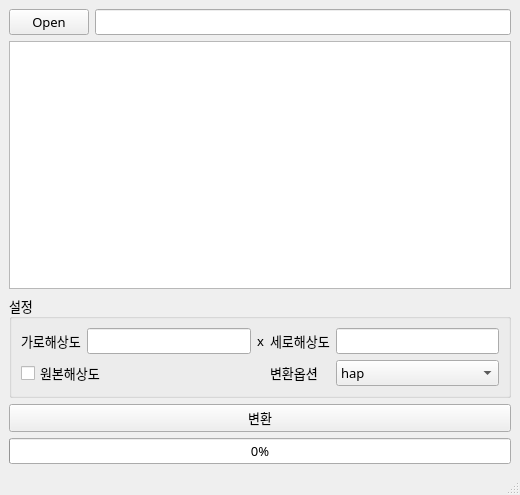
Qt form hapconvert.ui (movenine/serverutils) before a commit.
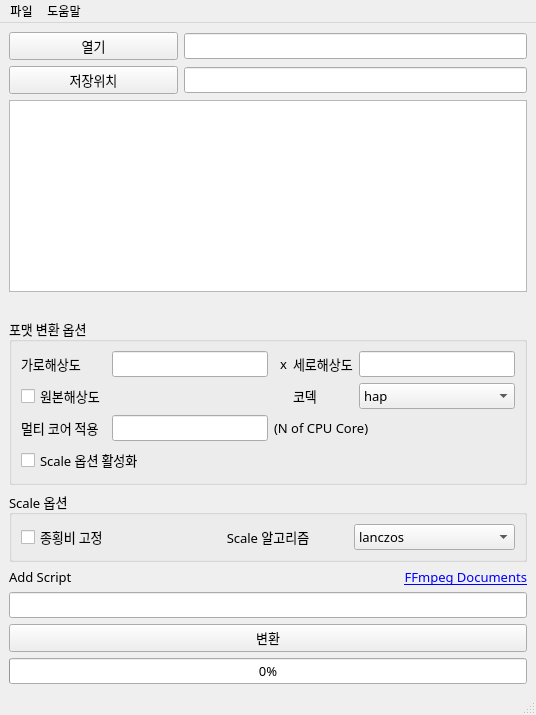
The same form after that commit.

What changed in the file:
```diff
--- a/hapconvert.ui
+++ b/hapconvert.ui
@@ -6,66 +6,95 @@
    <rect>
     <x>0</x>
     <y>0</y>
-    <width>520</width>
-    <height>495</height>
+    <width>536</width>
+    <height>606</height>
    </rect>
   </property>
+  <property name="font">
+   <font>
+    <family>08서울남산체 M</family>
+   </font>
+  </property>
   <property name="windowTitle">
-   <string>HAP Convert</string>
+   <string>HAP 코덱변환기</string>
+  </property>
+  <property name="styleSheet">
+   <string notr="true"/>
   </property>
   <widget class="QWidget" name="centralwidget">
    <layout class="QGridLayout" name="gridLayout_2">
-    <item row="0" column="0">
-     <widget class="QPushButton" name="bt_open">
+    <item row="1" column="0">
+     <widget class="QPushButton" name="pushButton">
       <property name="font">
        <font>
-        <family>08서울남산체 B</family>
+        <family>Yu Gothic</family>
         <pointsize>10</pointsize>
        </font>
       </property>
       <property name="text">
-       <string>Open</string>
+       <string>저장위치</string>
       </property>
      </widget>
     </item>
-    <item row="0" column="1">
-     <widget class="QLineEdit" name="le_filepath">
+    <item row="3" column="0" colspan="3">
+     <spacer name="horizontalSpacer">
       <property name="font">
        <font>
-        <family>08서울남산체 B</family>
+        <family>08서울남산체 M</family>
         <pointsize>10</pointsize>
        </font>
       </property>
-     </widget>
-    </item>
-    <item row="1" column="0" colspan="2">
-     <widget class="QTextEdit" name="txt_fileinfo">
-      <property name="font">
-       <font>
-        <family>08서울남산체 B</family>
-        <pointsize>10</pointsize>
-       </font>
+      <property name="orientation">
+       <enum>Qt::Horizontal</enum>
       </property>
-     </widget>
+      <property name="sizeHint" stdset="0">
+       <size>
+        <width>40</width>
+        <height>20</height>
+       </size>
+      </property>
+     </spacer>
     </item>
-    <item row="2" column="0" colspan="2">
-     <widget class="QGroupBox" name="groupBox">
+    <item row="4" column="0" colspan="3">
+     <widget class="QGroupBox" name="groupBox_format">
       <property name="font">
        <font>
-        <family>08서울남산체 B</family>
+        <family>Yu Gothic</family>
         <pointsize>10</pointsize>
+        <weight>50</weight>
+        <bold>false</bold>
        </font>
       </property>
       <property name="title">
-       <string>설정</string>
+       <string>포맷 변환 옵션</string>
       </property>
       <layout class="QGridLayout" name="gridLayout">
-       <item row="0" column="3">
+       <item row="3" column="1">
+        <widget class="QLineEdit" name="lineEdit">
+         <property name="font">
+          <font>
+           <family>Yu Gothic</family>
+           <pointsize>10</pointsize>
+           <weight>50</weight>
+           <bold>false</bold>
+          </font>
+         </property>
+         <property name="toolTip">
+          <string>&lt;html&gt;&lt;head/&gt;&lt;body&gt;&lt;p&gt;CPU 코어 갯수 보다 작게 입력하세요 (기본 : 4~6)&lt;/p&gt;&lt;p&gt;특정 재생하드웨어의 FFmpeg Player에 대한 최적화 옵션&lt;/p&gt;&lt;/body&gt;&lt;/html&gt;</string>
+         </property>
+         <property name="statusTip">
+          <string/>
+         </property>
+        </widget>
+       </item>
+       <item row="0" column="4">
         <widget class="QLabel" name="lb_height">
          <property name="font">
           <font>
            <family>08서울남산체 B</family>
            <pointsize>10</pointsize>
+           <weight>50</weight>
+           <bold>false</bold>
           </font>
          </property>
          <property name="text">
@@ -73,27 +102,34 @@
          </property>
         </widget>
        </item>
-       <item row="0" column="1">
-        <widget class="QLineEdit" name="le_width">
+       <item row="3" column="0">
+        <widget class="QLabel" name="label_4">
          <property name="font">
           <font>
-           <family>08서울남산체 B</family>
+           <family>Yu Gothic</family>
            <pointsize>10</pointsize>
+           <weight>50</weight>
+           <bold>false</bold>
           </font>
          </property>
+         <property name="frameShape">
+          <enum>QFrame::NoFrame</enum>
+         </property>
+         <property name="text">
+          <string>멀티 코어 적용</string>
+         </property>
         </widget>
        </item>
-       <item row="1" column="4">
+       <item row="2" column="5">
         <widget class="QComboBox" name="cbb_option">
          <property name="font">
           <font>
            <family>08서울남산체 B</family>
            <pointsize>10</pointsize>
+           <weight>50</weight>
+           <bold>false</bold>
           </font>
          </property>
-         <property name="placeholderText">
-          <string/>
-         </property>
          <property name="modelColumn">
           <number>0</number>
          </property>
@@ -114,29 +150,36 @@
          </item>
         </widget>
        </item>
-       <item row="1" column="3">
-        <widget class="QLabel" name="label">
+       <item row="6" column="0" colspan="2">
+        <widget class="QCheckBox" name="cb_scaleEnable">
          <property name="font">
           <font>
-           <family>08서울남산체 B</family>
+           <family>Yu Gothic</family>
            <pointsize>10</pointsize>
+           <weight>50</weight>
+           <bold>false</bold>
           </font>
          </property>
          <property name="text">
-          <string>변환옵션</string>
+          <string>Scale 옵션 활성화 </string>
          </property>
         </widget>
        </item>
-       <item row="1" column="0" colspan="2">
-        <widget class="QCheckBox" name="cb_originalRes">
+       <item row="3" column="2" colspan="4">
+        <widget class="QLabel" name="lb_cpunumber">
          <property name="font">
           <font>
-           <family>08서울남산체 B</family>
+           <family>Yu Gothic</family>
            <pointsize>10</pointsize>
+           <weight>50</weight>
+           <bold>false</bold>
           </font>
          </property>
          <property name="text">
-          <string>원본해상도</string>
+          <string>(N of CPU Core)</string>
+         </property>
+         <property name="alignment">
+          <set>Qt::AlignLeading|Qt::AlignLeft|Qt::AlignVCenter</set>
          </property>
         </widget>
        </item>
@@ -146,6 +189,8 @@
           <font>
            <family>08서울남산체 B</family>
            <pointsize>10</pointsize>
+           <weight>50</weight>
+           <bold>false</bold>
           </font>
          </property>
          <property name="text">
@@ -153,40 +198,79 @@
          </property>
         </widget>
        </item>
-       <item row="0" column="4">
+       <item row="0" column="5">
         <widget class="QLineEdit" name="le_height">
          <property name="font">
           <font>
            <family>08서울남산체 B</family>
            <pointsize>10</pointsize>
+           <weight>50</weight>
+           <bold>false</bold>
           </font>
          </property>
         </widget>
        </item>
-       <item row="0" column="2">
+       <item row="0" column="3">
         <widget class="QLabel" name="lb_giho">
+         <property name="font">
+          <font>
+           <family>Yu Gothic</family>
+           <pointsize>10</pointsize>
+           <weight>50</weight>
+           <bold>false</bold>
+          </font>
+         </property>
          <property name="text">
           <string>x</string>
          </property>
         </widget>
        </item>
+       <item row="2" column="4">
+        <widget class="QLabel" name="label">
+         <property name="font">
+          <font>
+           <family>08서울남산체 B</family>
+           <pointsize>10</pointsize>
+           <weight>50</weight>
+           <bold>false</bold>
+          </font>
+         </property>
+         <property name="text">
+          <string>코덱</string>
+         </property>
+        </widget>
+       </item>
+       <item row="0" column="1">
+        <widget class="QLineEdit" name="le_width">
+         <property name="font">
+          <font>
+           <family>08서울남산체 B</family>
+           <pointsize>10</pointsize>
+           <weight>50</weight>
+           <bold>false</bold>
+          </font>
+         </property>
+        </widget>
+       </item>
+       <item row="2" column="0">
+        <widget class="QCheckBox" name="cb_originalRes">
+         <property name="font">
+          <font>
+           <family>08서울남산체 B</family>
+           <pointsize>10</pointsize>
+           <weight>50</weight>
+           <bold>false</bold>
+          </font>
+         </property>
+         <property name="text">
+          <string>원본해상도</string>
+         </property>
+        </widget>
+       </item>
       </layout>
      </widget>
     </item>
-    <item row="4" column="0" colspan="2">
-     <widget class="QProgressBar" name="progressBar">
-      <property name="font">
-       <font>
-        <family>08서울남산체 B</family>
-        <pointsize>10</pointsize>
-       </font>
-      </property>
-      <property name="value">
-       <number>0</number>
-      </property>
-     </widget>
-    </item>
-    <item row="3" column="0" colspan="2">
+    <item row="9" column="0" colspan="3">
      <widget class="QPushButton" name="bt_convert">
       <property name="font">
        <font>
@@ -199,6 +283,253 @@
       </property>
      </widget>
     </item>
+    <item row="2" column="0" colspan="3">
+     <widget class="QTextEdit" name="txt_fileinfo">
+      <property name="sizePolicy">
+       <sizepolicy hsizetype="Expanding" vsizetype="Minimum">
+        <horstretch>0</horstretch>
+        <verstretch>0</verstretch>
+       </sizepolicy>
+      </property>
+      <property name="font">
+       <font>
+        <family>08서울남산체 B</family>
+        <pointsize>10</pointsize>
+       </font>
+      </property>
+      <property name="toolTip">
+       <string/>
+      </property>
+     </widget>
+    </item>
+    <item row="1" column="1" colspan="2">
+     <widget class="QLineEdit" name="lineEdit_2">
+      <property name="font">
+       <font>
+        <family>08서울남산체 M</family>
+        <pointsize>10</pointsize>
+       </font>
+      </property>
+     </widget>
+    </item>
+    <item row="0" column="1" colspan="2">
+     <widget class="QLineEdit" name="le_filepath">
+      <property name="font">
+       <font>
+        <family>08서울남산체 B</family>
+        <pointsize>10</pointsize>
+       </font>
+      </property>
+     </widget>
+    </item>
+    <item row="7" column="0">
+     <widget class="QLabel" name="label_2">
+      <property name="sizePolicy">
+       <sizepolicy hsizetype="Minimum" vsizetype="Preferred">
+        <horstretch>0</horstretch>
+        <verstretch>0</verstretch>
+       </sizepolicy>
+      </property>
+      <property name="font">
+       <font>
+        <family>08서울남산체 M</family>
+        <pointsize>10</pointsize>
+       </font>
+      </property>
+      <property name="text">
+       <string>Add Script</string>
+      </property>
+     </widget>
+    </item>
+    <item row="6" column="0" colspan="3">
+     <widget class="QGroupBox" name="groupBox_Scale">
+      <property name="font">
+       <font>
+        <family>Yu Gothic</family>
+        <pointsize>10</pointsize>
+       </font>
+      </property>
+      <property name="title">
+       <string>Scale 옵션</string>
+      </property>
+      <layout class="QGridLayout" name="gridLayout_3">
+       <item row="0" column="2">
+        <widget class="QComboBox" name="cbb_algorithm">
+         <property name="font">
+          <font>
+           <family>Yu Gothic</family>
+           <pointsize>10</pointsize>
+          </font>
+         </property>
+         <property name="toolTip">
+          <string>&lt;html&gt;&lt;head/&gt;&lt;body&gt;&lt;p&gt;FFmpeg Scaler 알고리즘&lt;/p&gt;&lt;p&gt;도움말 -&amp;gt; FFmpeg Documents를 참조하세요&lt;/p&gt;&lt;/body&gt;&lt;/html&gt;</string>
+         </property>
+         <property name="currentText">
+          <string>lanczos</string>
+         </property>
+         <item>
+          <property name="text">
+           <string>lanczos</string>
+          </property>
+         </item>
+         <item>
+          <property name="text">
+           <string>neighbor</string>
+          </property>
+         </item>
+         <item>
+          <property name="text">
+           <string>experimental</string>
+          </property>
+         </item>
+         <item>
+          <property name="text">
+           <string>area</string>
+          </property>
+         </item>
+         <item>
+          <property name="text">
+           <string>spline</string>
+          </property>
+         </item>
+         <item>
+          <property name="text">
+           <string>fast_bilinear</string>
+          </property>
+         </item>
+         <item>
+          <property name="text">
+           <string>bilinear</string>
+          </property>
+         </item>
+         <item>
+          <property name="text">
+           <string>bicubic</string>
+          </property>
+         </item>
+         <item>
+          <property name="text">
+           <string>gauss</string>
+          </property>
+         </item>
+         <item>
+          <property name="text">
+           <string>sinc</string>
+          </property>
+         </item>
+         <item>
+          <property name="text">
+           <string>bicublin</string>
+          </property>
+         </item>
+        </widget>
+       </item>
+       <item row="0" column="0">
+        <widget class="QCheckBox" name="cb_aspertRatio">
+         <property name="font">
+          <font>
+           <family>Yu Gothic</family>
+           <pointsize>10</pointsize>
+          </font>
+         </property>
+         <property name="toolTip">
+          <string>&lt;html&gt;&lt;head/&gt;&lt;body&gt;&lt;p&gt;종횡비 고정을 체크하면, 가로해상도만 입력할 수 있으며 이는 너비를 비율에 따라 출력의 높이를 자동계산합니다. (**Hap 코덱은 너비와 높이의 크기가 4의배수이어야 함)&lt;/p&gt;&lt;/body&gt;&lt;/html&gt;</string>
+         </property>
+         <property name="text">
+          <string>종횡비 고정</string>
+         </property>
+        </widget>
+       </item>
+       <item row="0" column="1">
+        <widget class="QLabel" name="label_3">
+         <property name="font">
+          <font>
+           <family>Yu Gothic</family>
+           <pointsize>10</pointsize>
+          </font>
+         </property>
+         <property name="text">
+          <string>Scale 알고리즘</string>
+         </property>
+         <property name="alignment">
+          <set>Qt::AlignCenter</set>
+         </property>
+        </widget>
+       </item>
+      </layout>
+     </widget>
+    </item>
+    <item row="0" column="0">
+     <widget class="QPushButton" name="bt_open">
+      <property name="sizePolicy">
+       <sizepolicy hsizetype="Minimum" vsizetype="Minimum">
+        <horstretch>0</horstretch>
+        <verstretch>0</verstretch>
+       </sizepolicy>
+      </property>
+      <property name="font">
+       <font>
+        <family>Yu Gothic</family>
+        <pointsize>10</pointsize>
+       </font>
+      </property>
+      <property name="text">
+       <string>열기</string>
+      </property>
+     </widget>
+    </item>
+    <item row="10" column="0" colspan="3">
+     <widget class="QProgressBar" name="progress_bar">
+      <property name="font">
+       <font>
+        <family>08서울남산체 B</family>
+        <pointsize>10</pointsize>
+       </font>
+      </property>
+      <property name="value">
+       <number>0</number>
+      </property>
+      <property name="textVisible">
+       <bool>true</bool>
+      </property>
+     </widget>
+    </item>
+    <item row="8" column="0" colspan="3">
+     <widget class="QLineEdit" name="le_userScript">
+      <property name="font">
+       <font>
+        <family>08SeoulNamsan</family>
+        <pointsize>10</pointsize>
+       </font>
+      </property>
+      <property name="toolTip">
+       <string>추가 변환옵션을 적용</string>
+      </property>
+      <property name="clearButtonEnabled">
+       <bool>false</bool>
+      </property>
+     </widget>
+    </item>
+    <item row="7" column="2">
+     <widget class="QLabel" name="lb_link">
+      <property name="font">
+       <font>
+        <family>08SeoulNamsan</family>
+        <pointsize>10</pointsize>
+        <underline>false</underline>
+       </font>
+      </property>
+      <property name="text">
+       <string>&lt;html&gt;&lt;head/&gt;&lt;body&gt;&lt;p&gt;&lt;a href=&quot;https://www.ffmpeg.org/documentation.html&quot;&gt;&lt;span style=&quot; text-decoration: underline; color:#0000ff;&quot;&gt;FFmpeg Documents&lt;/span&gt;&lt;/a&gt;&lt;/p&gt;&lt;/body&gt;&lt;/html&gt;</string>
+      </property>
+      <property name="alignment">
+       <set>Qt::AlignRight|Qt::AlignTrailing|Qt::AlignVCenter</set>
+      </property>
+      <property name="openExternalLinks">
+       <bool>true</bool>
+      </property>
+     </widget>
+    </item>
    </layout>
   </widget>
   <widget class="QMenuBar" name="menubar">
@@ -206,10 +537,26 @@
     <rect>
      <x>0</x>
      <y>0</y>
-     <width>520</width>
+     <width>536</width>
      <height>21</height>
     </rect>
    </property>
+   <widget class="QMenu" name="menu">
+    <property name="title">
+     <string>도움말</string>
+    </property>
+    <addaction name="actionFFmpeg"/>
+    <addaction name="action"/>
+   </widget>
+   <widget class="QMenu" name="menu_2">
+    <property name="title">
+     <string>파일</string>
+    </property>
+    <addaction name="actionImport"/>
+    <addaction name="actionExport"/>
+   </widget>
+   <addaction name="menu_2"/>
+   <addaction name="menu"/>
   </widget>
   <widget class="QStatusBar" name="statusbar"/>
  </widget>
```
Left out of the diff: 142 changed lines with no effect on the pictures.
